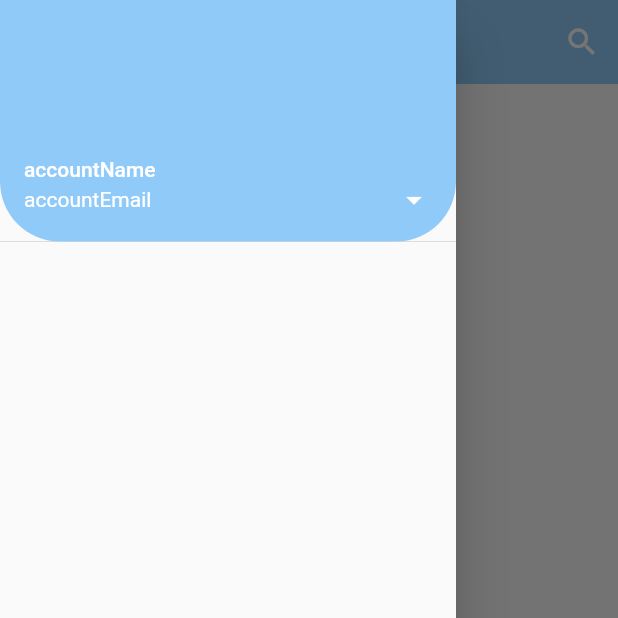
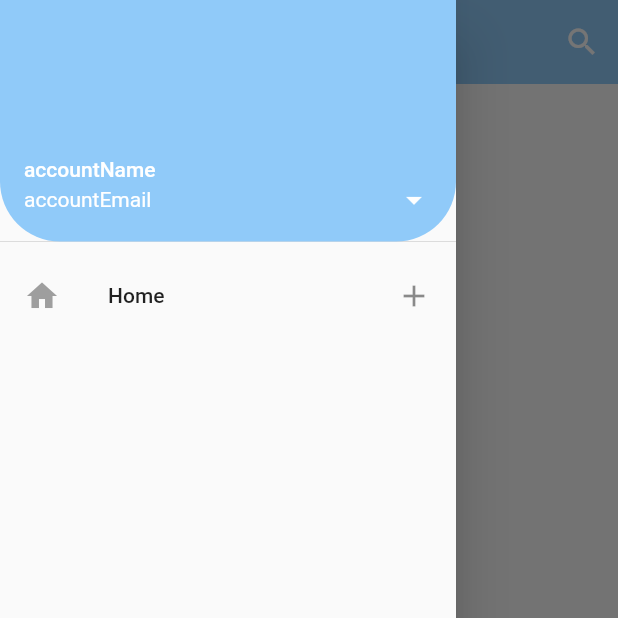
Before and after one commit to solardayz/flutter-test, a Flutter app: the screen it shows after launch, with the side drawer open, on a phone screen of 412 x 824 dp, the top half of it. Run offline on Flutter 3.47's test engine with Material 2 defaults, Android fonts, the phone set to English and light mode, and no system bars.

Commit message:
앱바 listTile 적용

```diff
--- a/lib/main.dart
+++ b/lib/main.dart
@@ -57,7 +57,18 @@ class MyPage extends StatelessWidget {
                     bottomLeft: Radius.circular(40.0),
                     bottomRight: Radius.circular(40.0),
                   )),
-            )
+            ),
+            ListTile(
+              leading: Icon(
+                Icons.home,
+                color: Colors.grey,
+              ),
+              title: Text('Home'),
+              onTap: () {
+                print('onTap');
+              },
+              trailing: Icon(Icons.add),
+            ),
           ],
         ),
       ),
```
